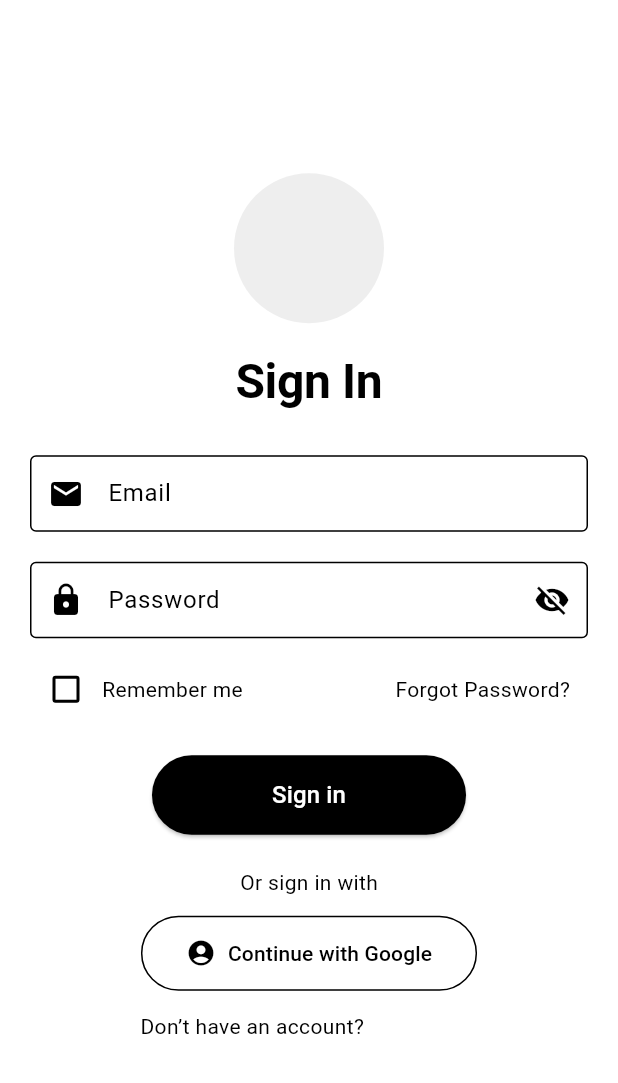
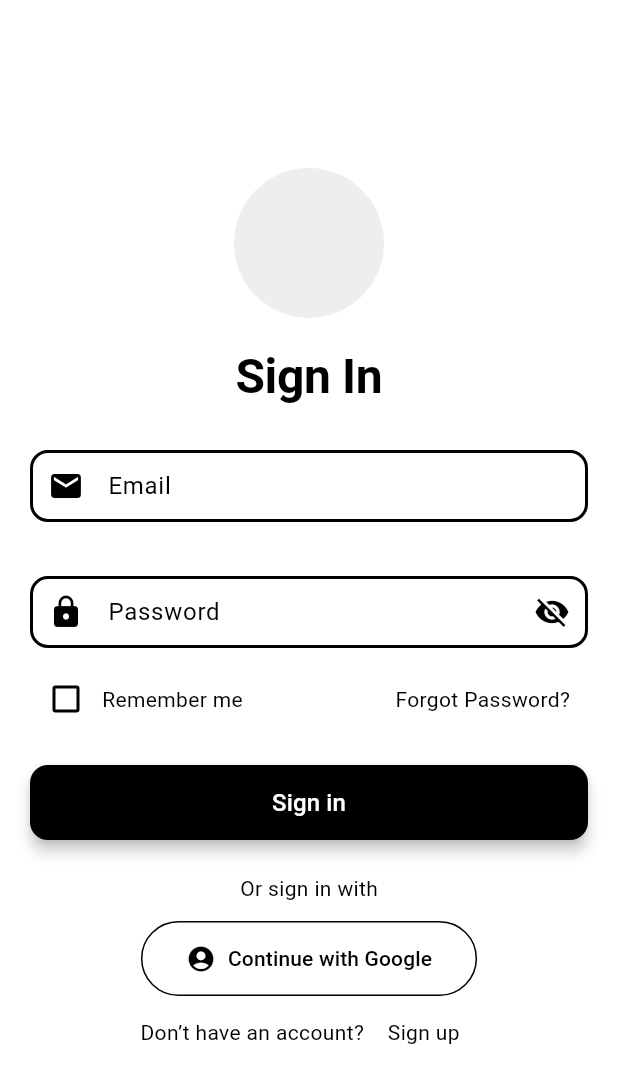
Before and after one commit to HadyMash/smartify, a Flutter app: the screen it shows after launch, on a phone screen of 412 x 824 dp. Shown: the top 1083 px of the screen. Run offline on Flutter 3.47's test engine with Material 3 defaults, Android fonts, the phone set to English and light mode, and no system bars; our stand-ins replace flutter_dotenv, flutter_screenutil, qr_flutter.

Commit message:
password_screens

```diff
--- a/app/lib/main.dart
+++ b/app/lib/main.dart
@@ -2,8 +2,8 @@ import 'dart:io';
 import 'package:flutter/material.dart';
 import 'services/mfa.dart';
 import 'widgets/mfa_code.dart';
-import 'sign_in_screen.dart';
-import 'dashboard_screen.dart';
+import 'screens/account/sign_in_screen.dart';
+import 'screens/account/dashboard_screen.dart';
 
 Future<void> main() async {
   //await dotenv.load(fileName: '.env');
@@ -64,18 +64,48 @@ class MyApp extends StatelessWidget {
           onPrimary: Colors.black, // Text/Icon color on primary
           secondary: Colors.black, // Secondary color
           onSecondary: Colors.white, // Text/Icon color on secondary
-          surface: Colors.grey[200]!, // Surface color (e.g., cards)
+          surface: Colors.grey[200]!, // Surface color
           onSurface: Colors.black, // Text/Icon color on surface
           error: Colors.red, // Error color
           onError: Colors.white, // Text/Icon color on error
         ),
         useMaterial3: true,
+
+       // Elevated Button Theme (Black button with rounded edges and white text)
+        elevatedButtonTheme: ElevatedButtonThemeData(
+          style: ElevatedButton.styleFrom(
+            backgroundColor: Colors.black, // Button color
+            foregroundColor: Colors.white, // Text color
+            minimumSize: Size(double.infinity, 50), // Full width button
+            shape: RoundedRectangleBorder(
+              borderRadius: BorderRadius.circular(12), // Rounded corners
+            ),
+            elevation: 4, // Light shadow
+          ),
+        ),
+        inputDecorationTheme: InputDecorationTheme(
+          filled: true,
+          fillColor: Colors.white, // Background color
+          border: OutlineInputBorder(
+            borderRadius: BorderRadius.circular(12), // Rounded edges
+            borderSide: BorderSide(color: Colors.black, width: 2), // Black outline
+          ),
+          enabledBorder: OutlineInputBorder(
+            borderRadius: BorderRadius.circular(12),
+            borderSide: BorderSide(color: Colors.black, width: 2),
+          ),
+          focusedBorder: OutlineInputBorder(
+            borderRadius: BorderRadius.circular(12),
+            borderSide: BorderSide(color: Colors.grey, width: 2),
+          ),
+          contentPadding: EdgeInsets.symmetric(horizontal: 16, vertical: 14), // Padding inside text field
+        ),
       ),
       initialRoute: '/main',
-          routes: {
-            '/main': (context) => SignInScreen(),
-            '/dashboard': (context) => DashboardScreen(),
-          },
+      routes: {
+        '/main': (context) => SignInScreen(),
+        '/dashboard': (context) => DashboardScreen(),
+      },
       home: const MFATest(),
     );
   }
--- /dev/null
+++ b/app/lib/screens/account/sign_in_screen.dart
@@ -0,0 +1,156 @@
+import 'package:flutter/material.dart';
+import 'package:smartify/screens/account/CreateAccountScreen.dart';
+import 'package:smartify/screens/account/forgotPassword.dart';
+import 'package:smartify/screens/household/view_household.dart';
+
+void main() {
+  runApp(const MyApp());
+}
+
+class MyApp extends StatelessWidget {
+  const MyApp({Key? key}) : super(key: key);
+
+  Widget build(BuildContext context) {
+    return MaterialApp(
+      debugShowCheckedModeBanner: false,
+      home: SignInScreen(),
+    );
+  }
+}
+
+class SignInScreen extends StatelessWidget {
+
+  Widget build(BuildContext context) {
+    TextTheme textTheme = Theme.of(context).textTheme;
+    ColorScheme colorScheme = Theme.of(context).colorScheme;
+    return Scaffold(
+      backgroundColor: colorScheme.primary,
+      body: Padding(
+        padding: const EdgeInsets.all(20.0),
+        child: Column(
+          mainAxisAlignment: MainAxisAlignment.center,
+          children: [
+            // Profile Icon
+            CircleAvatar(
+              radius: 50,
+              backgroundColor: colorScheme.surface,
+              child: Icon(Icons.person, size: 50, color: colorScheme.surface),
+            ),
+            const SizedBox(height: 20),
+
+            // Sign In Text
+            Text(
+              "Sign In",
+              style: textTheme.displayLarge,
+            ),
+            const SizedBox(height: 30),
+
+            // Email Field
+            TextField(
+              decoration: InputDecoration(
+                labelText: "Email",
+                prefixIcon: Icon(Icons.email),
+              ),
+            ),
+            const SizedBox(height: 20),
+
+            // Password Field
+            const SizedBox(height: 16),
+            TextField(
+              obscureText: true,
+              decoration: const InputDecoration(
+                labelText: "Password",
+                prefixIcon: Icon(Icons.lock),
+                suffixIcon: Icon(Icons.visibility_off),
+              ),
+            ),
+
+            const SizedBox(height: 10),
+
+            // Remember Me and Forgot Password Row
+            Row(
+              mainAxisAlignment: MainAxisAlignment.spaceBetween,
+              children: [
+                Row(
+                  children: [
+                    Checkbox(value: false, onChanged: (value) {}),
+                    const Text("Remember me"),
+                  ],
+                ),
+                TextButton(
+                  onPressed: () {
+        // Navigate to CreateAccountScreen
+        Navigator.push(
+          context,
+          MaterialPageRoute(
+            builder: (context) => ForgotPasswordScreen()),
+        );
+                  },
+                  child: Text(
+                    "Forgot Password?",
+                    style: textTheme.bodyMedium,
+                  ),
+                ),
+              ],
+            ),
+
+            const SizedBox(height: 20),
+
+            // Sign In Button
+            ElevatedButton(
+              onPressed: () {
+                Navigator.push(
+                context,
+                MaterialPageRoute(
+                builder: (context) => ViewHouseholdScreen(),
+          ),);
+              },
+              child: const Text("Sign in", style: TextStyle(fontSize: 16)),
+            ),
+
+          const SizedBox(height: 20),
+
+            // Or sign in with Text
+            Text("Or sign in with", style: textTheme.bodyMedium),
+            const SizedBox(height: 10),
+
+          OutlinedButton.icon(
+            onPressed: () {},
+            icon: Icon(
+              Icons.account_circle,
+              size: 20,
+              color: colorScheme.onPrimary,
+            ),
+            label: const Text("Continue with Google"),
+            style: OutlinedButton.styleFrom(
+              padding: const EdgeInsets.symmetric(vertical: 15, horizontal: 30),
+              foregroundColor: Colors.black,
+            ),
+          ),
+Row(
+  mainAxisAlignment: MainAxisAlignment.center,
+  children: [
+    Text("Don’t have an account? "),
+    TextButton(
+      onPressed: () {
+        // Navigate to CreateAccountScreen
+        Navigator.push(
+          context,
+          MaterialPageRoute(
+            builder: (context) => CreateAccountScreen(),
+          ),
+        );
+      },
+      child: Text(
+        "Sign up",
+        style: textTheme.bodyMedium?.copyWith(color: colorScheme.onPrimary),
+      ),
+    ),
+  ],
+),
+          ],
+        ),
+      ),
+    );
+  }
+}
```
Also changed, not shown: app/lib/screens/account/CreateAccountScreen.dart (added, +169 -0 lines), app/lib/screens/account/confirm_password.dart (added, +40 -0 lines), app/lib/screens/account/forgotPassword.dart (added, +52 -0 lines), app/lib/screens/account/newPassword.dart (added, +60 -0 lines), app/lib/screens/account/otp_screen.dart (added, +73 -0 lines).
